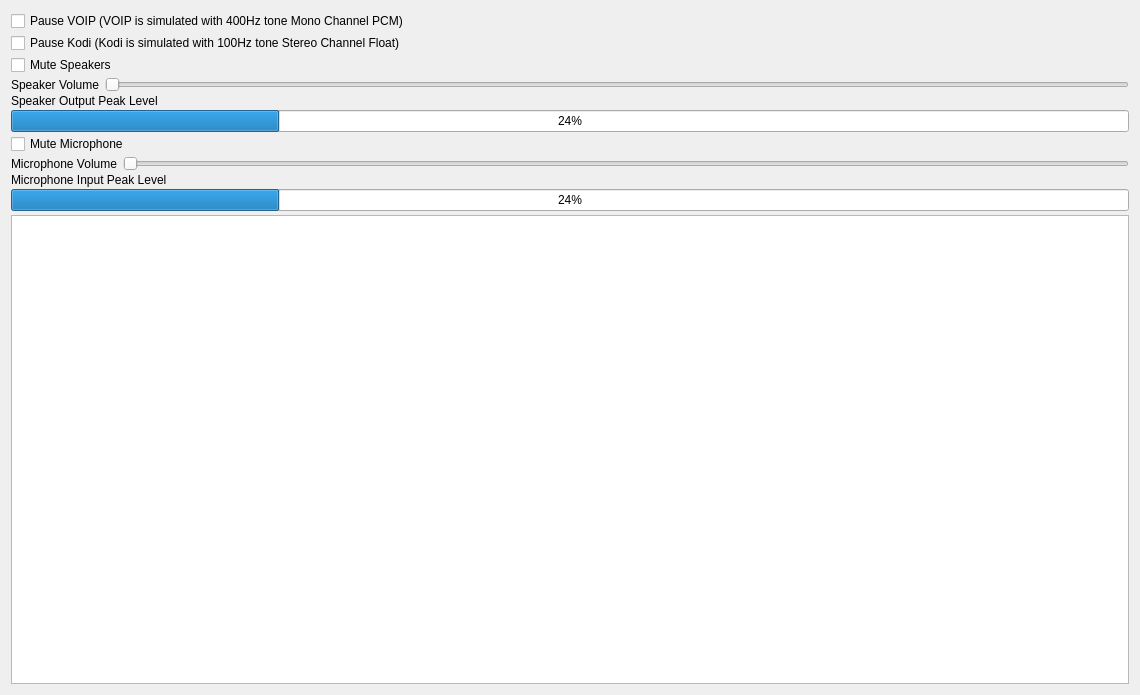
Old version of the form SandboxApps/QtSoundTestVersionGreaterThatQt6_2/Forms/mainwindow.ui in the repository brettrjones-github/nolimitconnect.
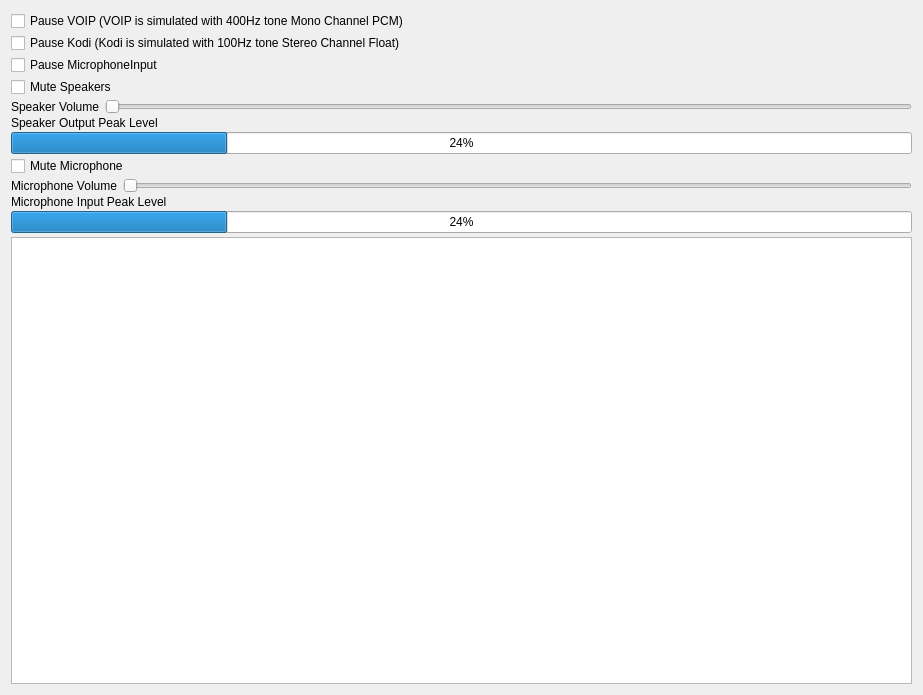
New version of the form. Custom widgets are drawn as their Qt base class.

Diff of the .ui file:
```diff
--- a/SandboxApps/QtSoundTestVersionGreaterThatQt6_2/Forms/mainwindow.ui
+++ b/SandboxApps/QtSoundTestVersionGreaterThatQt6_2/Forms/mainwindow.ui
@@ -6,7 +6,7 @@
    <rect>
     <x>0</x>
     <y>0</y>
-    <width>1140</width>
+    <width>923</width>
     <height>695</height>
    </rect>
   </property>
@@ -38,6 +38,13 @@
       </property>
      </widget>
     </item>
+    <item>
+     <widget class="QCheckBox" name="m_PauseMicrophoneCheckBox">
+      <property name="text">
+       <string>Pause MicrophoneInput</string>
+      </property>
+     </widget>
+    </item>
     <item>
      <widget class="QCheckBox" name="m_MuteSpeakersCheckBox">
       <property name="text">
```
